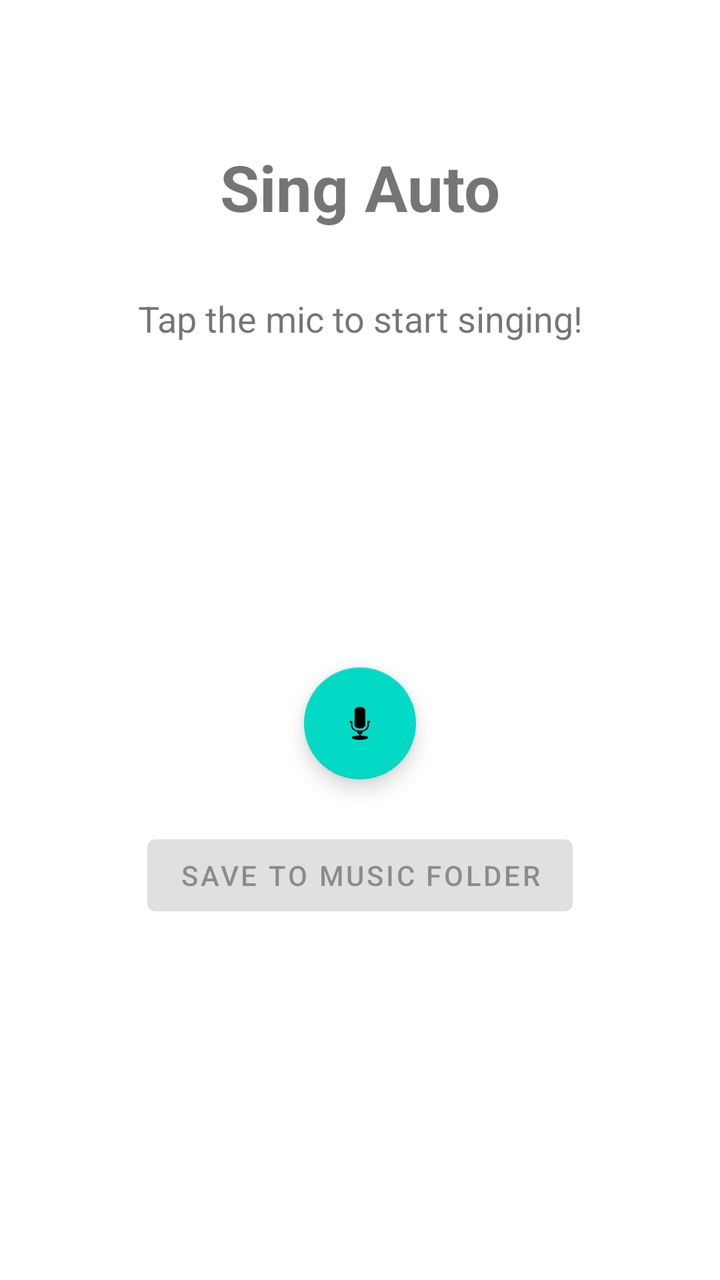
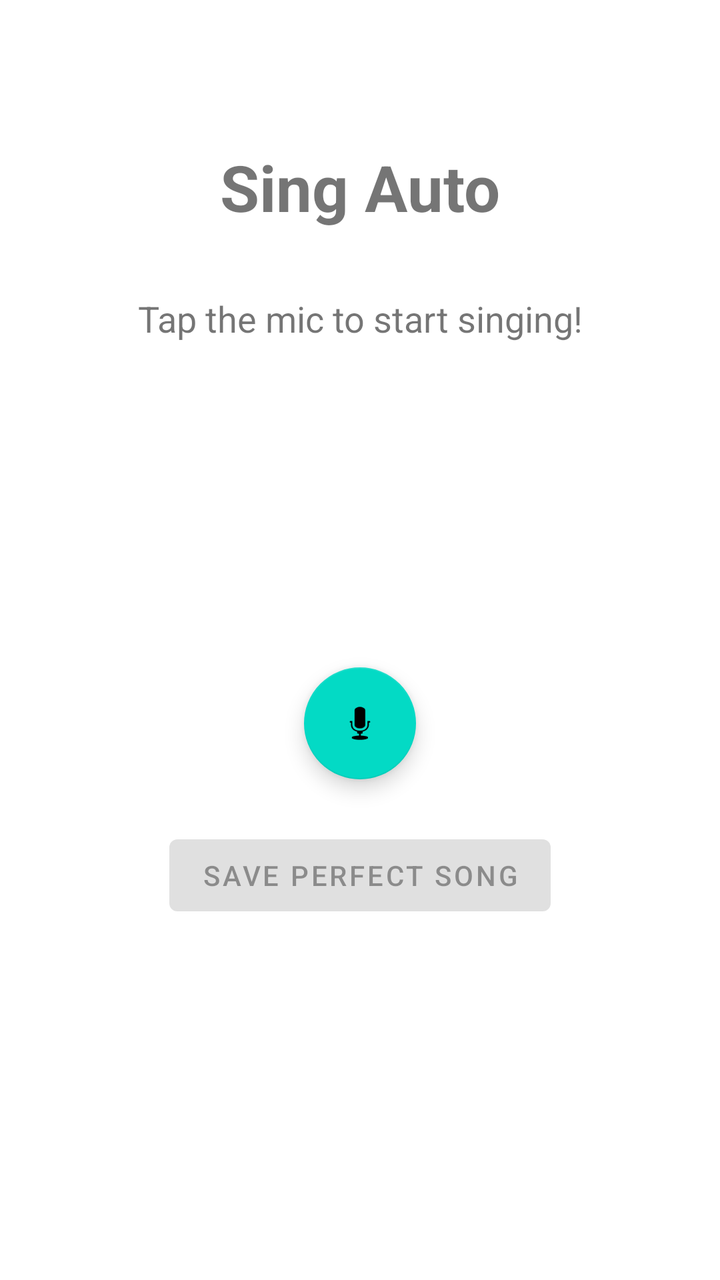

The first picture is an Android layout as it rendered before a commit; the second is the same layout after the commit. The layout source and the unified diff follow.
<!-- AndroidManifest.xml: application theme Theme.SingAuto -->
<!-- res/layout/activity_main.xml -->
<?xml version="1.0" encoding="utf-8"?>

<androidx.constraintlayout.widget.ConstraintLayout xmlns:android="http://schemas.android.com/apk/res/android"
    xmlns:app="http://schemas.android.com/apk/res-auto"
    android:layout_width="match_parent"
    android:layout_height="match_parent"
    android:padding="24dp">

    <TextView
        android:id="@+id/tvTitle"
        android:layout_width="wrap_content"
        android:layout_height="wrap_content"
        android:text="Sing Auto"
        android:textSize="32sp"
        android:textStyle="bold"
        app:layout_constraintTop_toTopOf="parent"
        app:layout_constraintStart_toStartOf="parent"
        app:layout_constraintEnd_toEndOf="parent"
        android:layout_marginTop="48dp"/>

    <TextView
        android:id="@+id/tvStatus"
        android:layout_width="wrap_content"
        android:layout_height="wrap_content"
        android:text="Tap the mic to start singing!"
        android:textSize="18sp"
        android:textAlignment="center"
        app:layout_constraintTop_toBottomOf="@id/tvTitle"
        app:layout_constraintStart_toStartOf="parent"
        app:layout_constraintEnd_toEndOf="parent"
        android:layout_marginTop="32dp"/>

    <com.google.android.material.floatingactionbutton.FloatingActionButton
        android:id="@+id/fabRecord"
        android:layout_width="wrap_content"
        android:layout_height="wrap_content"
        android:src="@android:drawable/ic_btn_speak_now"
        app:layout_constraintTop_toBottomOf="@id/tvStatus"
        app:layout_constraintStart_toStartOf="parent"
        app:layout_constraintEnd_toEndOf="parent"
        app:layout_constraintBottom_toBottomOf="parent"
        app:fabSize="normal"
        android:layout_marginBottom="64dp"/>

    <com.google.android.material.button.MaterialButton
        android:id="@+id/btnSave"
        android:layout_width="wrap_content"
        android:layout_height="wrap_content"
        android:text="Save to Music Folder"
        android:enabled="false"
        app:layout_constraintTop_toBottomOf="@id/fabRecord"
        app:layout_constraintStart_toStartOf="parent"
        app:layout_constraintEnd_toEndOf="parent"
        android:layout_marginTop="24dp"/>

</androidx.constraintlayout.widget.ConstraintLayout>
<!-- resources referenced by this layout -->
<resources>
  <style name="Theme.SingAuto" parent="Theme.MaterialComponents.DayNight.DarkActionBar">
          <item name="colorPrimary">#6200EE</item>
          <item name="colorPrimaryVariant">#3700B3</item>
          <item name="colorOnPrimary">#FFFFFF</item>
          <item name="colorSecondary">#03DAC5</item>
          <item name="colorSecondaryVariant">#018786</item>
          <item name="colorOnSecondary">#000000</item>
      </style>
</resources>

<!-- the commit's change to res/layout/activity_main.xml (unified diff, before → after) -->
@@ -46,7 +46,7 @@
         android:id="@+id/btnSave"
         android:layout_width="wrap_content"
         android:layout_height="wrap_content"
-        android:text="Save to Music Folder"
+        android:text="Save Perfect Song"
         android:enabled="false"
         app:layout_constraintTop_toBottomOf="@id/fabRecord"
         app:layout_constraintStart_toStartOf="parent"
